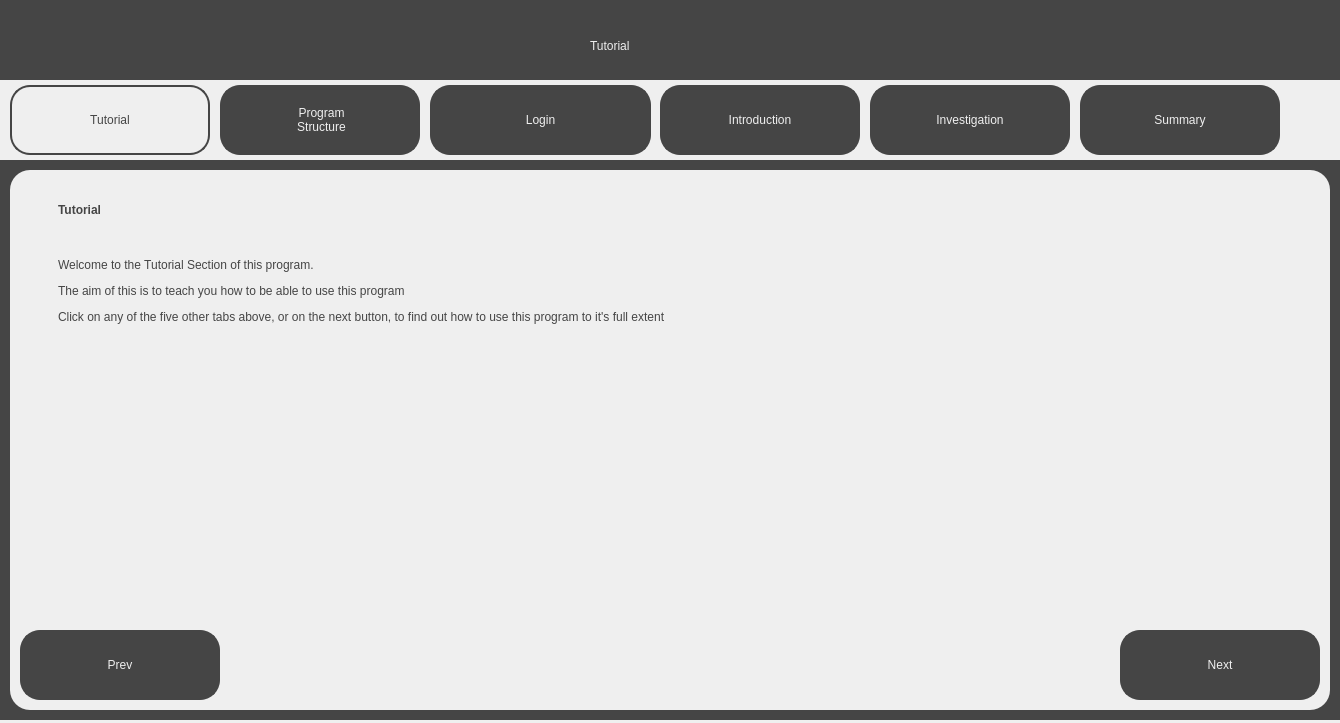
The window that src/ui/tutorial_screens/tutorial.ui (jackm245/Riemann-Hypothesis) describes before a commit, drawn with Qt 5.
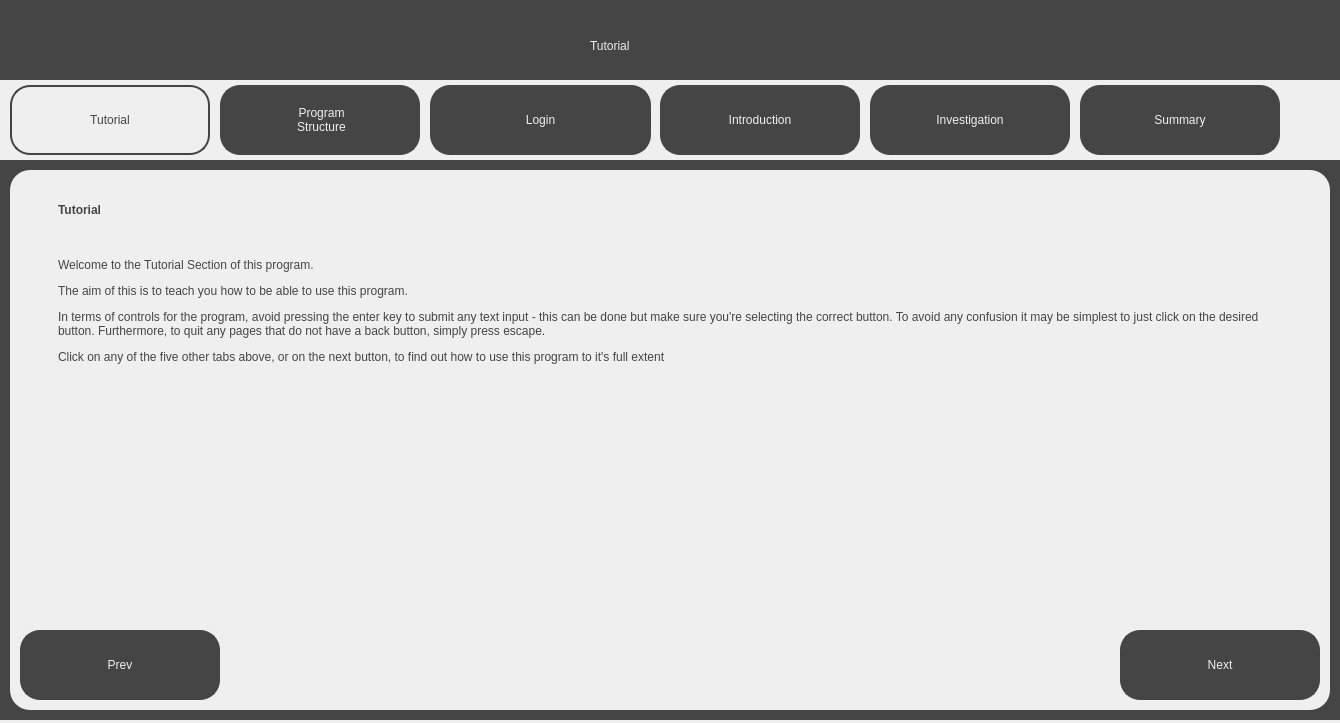
The same window after the commit.

Patch:
```diff
--- a/src/ui/tutorial_screens/tutorial.ui
+++ b/src/ui/tutorial_screens/tutorial.ui
@@ -311,7 +311,7 @@
        <x>40</x>
        <y>80</y>
        <width>1251</width>
-       <height>151</height>
+       <height>201</height>
       </rect>
      </property>
      <property name="styleSheet">
@@ -319,7 +319,7 @@
 background-color: rgb(239, 239, 239); padding: 5px;</string>
      </property>
      <property name="text">
-      <string>&lt;html&gt;&lt;head/&gt;&lt;body&gt;&lt;p&gt;Welcome to the Tutorial Section of this program.&lt;/p&gt;&lt;p&gt;The aim of this is to teach you how to be able to use this program&lt;/p&gt;&lt;p&gt;Click on any of the five other tabs above, or on the next button, to find out how to use this program to it's full extent&lt;/p&gt;&lt;/body&gt;&lt;/html&gt;</string>
+      <string>&lt;html&gt;&lt;head/&gt;&lt;body&gt;&lt;p&gt;Welcome to the Tutorial Section of this program.&lt;/p&gt;&lt;p&gt;The aim of this is to teach you how to be able to use this program.&lt;/p&gt;&lt;p&gt;In terms of controls for the program, avoid pressing the enter key to submit any text input - this can be done but make sure you're selecting the correct button. To avoid any confusion it may be simplest to just click on the desired button. Furthermore, to quit any pages that do not have a back button, simply press escape.&lt;/p&gt;&lt;p&gt;Click on any of the five other tabs above, or on the next button, to find out how to use this program to it's full extent&lt;/p&gt;&lt;/body&gt;&lt;/html&gt;</string>
      </property>
      <property name="alignment">
       <set>Qt::AlignLeading|Qt::AlignLeft|Qt::AlignTop</set>
```
